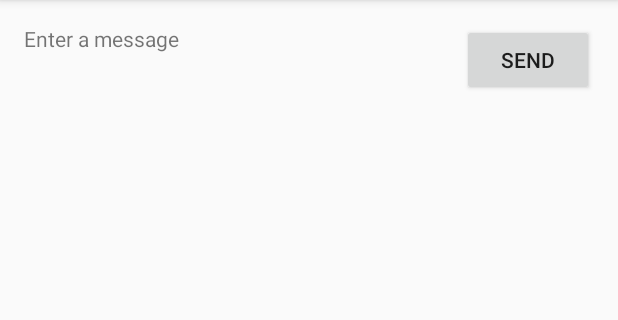
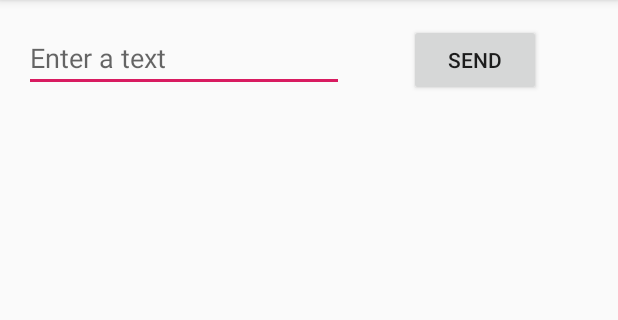
Before and after one commit to NanjanChung/Asteriated_Grail, an Android app: the screen it shows after launch (DetailActivity), after a tap on "Go to Detail Page", on a phone screen of 412 x 824 dp, the part 84-404 px from its top. Run offline under Robolectric (Android 15) with nearby library versions, the phone set to English and light mode, and no system bars.

Commit message:
complete send message and display

```diff
--- a/app/src/main/java/com/works/derrickchung/asteriatedgrail/MainActivity.java
+++ b/app/src/main/java/com/works/derrickchung/asteriatedgrail/MainActivity.java
@@ -1,10 +1,12 @@
 package com.works.derrickchung.asteriatedgrail;
 
 import android.content.Intent;
+import android.support.annotation.Nullable;
 import android.support.v7.app.AppCompatActivity;
 import android.os.Bundle;
 import android.view.View;
 import android.widget.Button;
+import android.widget.TextView;
 
 public class MainActivity extends AppCompatActivity {
 
@@ -23,7 +25,26 @@ public class MainActivity extends AppCompatActivity {
             }
         });
 
+    }
 
+    @Override
+    protected void onPostCreate(Bundle savedInstanceState) {
+        super.onPostCreate(savedInstanceState);
+        this.getDelegate().onPostCreate(savedInstanceState);
+
+        displayText();
+    }
+
+
+
+
+    public void displayText(){
+
+        Intent intent = getIntent();
+        String message = intent.getStringExtra(DetailActivity.EXTRA_MESSAGE);
+
+        TextView textView = findViewById(R.id.textView);
+        textView.setText(message);
 
     }
 }
--- a/app/src/main/res/layout/activity_detail.xml
+++ b/app/src/main/res/layout/activity_detail.xml
@@ -6,34 +6,30 @@
     android:layout_height="match_parent"
     tools:context=".DetailActivity">
 
-    <TextView
-        android:id="@+id/textView"
-        android:layout_width="0dp"
-        android:layout_height="44dp"
-        android:layout_marginStart="16dp"
-        android:layout_marginLeft="16dp"
-        android:layout_marginTop="16dp"
+    <Button
+        android:id="@+id/sendText"
+        android:layout_width="wrap_content"
+        android:layout_height="wrap_content"
+        android:layout_marginStart="8dp"
+        android:layout_marginLeft="8dp"
         android:layout_marginEnd="16dp"
         android:layout_marginRight="16dp"
-        android:text="@string/edit_message"
-        app:layout_constraintEnd_toStartOf="@+id/button2"
-        app:layout_constraintHorizontal_bias="0.5"
-        app:layout_constraintStart_toStartOf="parent"
-        app:layout_constraintTop_toTopOf="parent" />
+        android:onClick="sendMessage"
+        android:text="@string/button_send"
+        app:layout_constraintBaseline_toBaselineOf="@+id/editText"
+        app:layout_constraintEnd_toEndOf="parent"
+        app:layout_constraintStart_toEndOf="@+id/editText" />
 
-    <Button
-        android:id="@+id/button2"
+    <EditText
+        android:id="@+id/editText"
         android:layout_width="wrap_content"
         android:layout_height="wrap_content"
         android:layout_marginStart="16dp"
         android:layout_marginLeft="16dp"
         android:layout_marginTop="16dp"
-        android:layout_marginEnd="16dp"
-        android:layout_marginRight="16dp"
-        android:onClick="sendMessage"
-        android:text="@string/button_send"
-        app:layout_constraintEnd_toEndOf="parent"
-        app:layout_constraintHorizontal_bias="0.5"
-        app:layout_constraintStart_toEndOf="@+id/textView"
+        android:ems="10"
+        android:hint="Enter a text"
+        android:inputType="textPersonName"
+        app:layout_constraintStart_toStartOf="parent"
         app:layout_constraintTop_toTopOf="parent" />
 </android.support.constraint.ConstraintLayout>
```
Also changed, not shown: app/src/main/java/com/works/derrickchung/asteriatedgrail/DetailActivity.java (+7 -4 lines), app/src/main/res/layout/activity_main.xml (+9 -0 lines).
